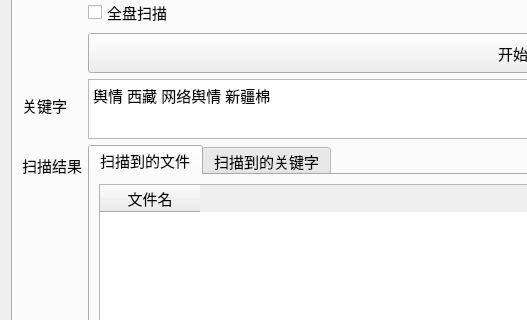
Before: the Qt Designer form ui.ui in zlt-com/tools-pyqt5, drawn with Qt 5; both pictures show x 0 to 527 and y 88 to 408 of the 990 by 724 pixel window.
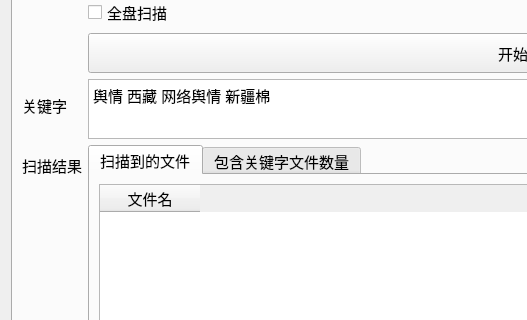
After: the same form once the commit is applied. The open tabs and pages were chosen to show the change.

What changed in the file:
```diff
--- a/ui.ui
+++ b/ui.ui
@@ -478,7 +478,7 @@
            </widget>
            <widget class="QWidget" name="tab_parser_keyword">
             <attribute name="title">
-             <string>扫描到的关键字</string>
+             <string>包含关键字文件数量</string>
             </attribute>
             <layout class="QGridLayout" name="gridLayout_7">
              <item row="0" column="0">
```
Left out of the diff: 2 changed lines with no effect on the pictures.
